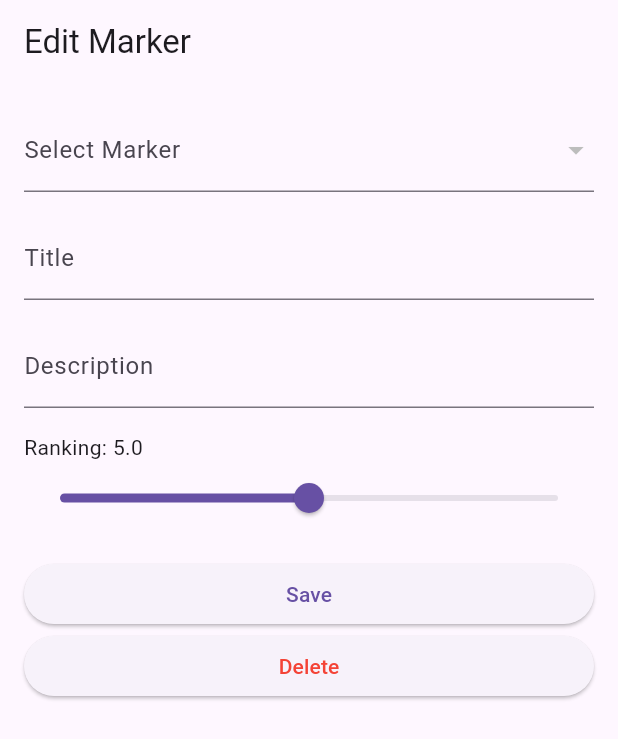
After one commit to lukaskiermeyer/Flutter_TravelIt, a Flutter app: the EditMarkerPage screen opened directly, after a tap on "Save", on a phone screen of 412 x 824 dp. The commit adds this screen. Shown: the top 739 px of the screen. Run offline on Flutter 3.47's test engine with Material 3 defaults, Android fonts, the phone set to English and light mode, and no system bars; our stand-ins replace flutter_map, latlong2; missing offline and left inert: mysql1.

Commit message:
Version 2: Store + Edit Markerinfos
- Edit Marker Seite
  - Befüllen mit gespeicherten Werten, wenn vorhanden
  - Hinzufügen/Ändern der Eingegebenen Werte zu/in Datenbank
  - Löschen Knopf

```diff
--- /dev/null
+++ b/lib/screens/EditMarkerPage.dart
@@ -0,0 +1,232 @@
+import 'dart:convert';
+import 'package:http/http.dart' as http;
+import 'package:flutter/material.dart';
+import 'package:mysql1/mysql1.dart';
+
+class EditMarkerPage extends StatefulWidget {
+
+
+
+  const EditMarkerPage({super.key});
+
+  @override
+  _EditMarkerPageState createState() => _EditMarkerPageState();
+}
+
+class dropDownMarker {
+  final double latitude;
+  final double longitude;
+  final Future<String> formatted;
+  final int id;
+  dropDownMarker(this.latitude, this.longitude, this.formatted, this.id);
+
+}
+
+class _EditMarkerPageState extends State<EditMarkerPage> {
+  late TextEditingController _titleController;
+  late TextEditingController _descriptionController;
+  late double _ranking;
+  late MySqlConnection _conn;
+  late List<dropDownMarker> markers = [];
+  dropDownMarker? _selectedMarker;
+  static const String apiKey = "b95c8ec314774f969029f107534ead70";
+
+
+  @override
+  void initState() {
+    super.initState();
+    _titleController = TextEditingController();
+    _descriptionController = TextEditingController();
+    _ranking = 5.0;
+    _selectedMarker = null;
+    _connectToDatabase();
+  }
+
+
+
+  @override
+  void dispose() {
+    _titleController.dispose();
+    _descriptionController.dispose();
+    super.dispose();
+  }
+
+  Future<String> getCountyName(double lat, double long, String type) async {
+   final url = "https://api.geoapify.com/v1/geocode/reverse?lat=$lat&lon=$long&type=$type&apiKey=$apiKey";
+   final response = await http.get(Uri.parse(url));
+   return jsonDecode(response.body)['features'][0]['properties']['formatted'];
+  }
+
+
+  Future<void> _fillMarkerList() async {
+    markers.clear();
+    final results = await _conn.query('SELECT * FROM markers');
+
+    for (var row in results) {
+      markers.add(
+        dropDownMarker(
+            row[1], row[2], getCountyName(row[1], row[2], "city"), row[0]
+        )
+      );
+    }
+    print("!!!!");
+    print(markers);
+    setState(() {});
+  }
+
+  Future<void> _storeInfosInDatabase() async {
+    if (_selectedMarker != null) {
+      await _conn.query(
+        'UPDATE markers SET title = ?, description = ?, ranking = ? WHERE latitude = ? AND longitude = ?',
+        [
+          _titleController.text,
+          _descriptionController.text,
+          _ranking,
+          _selectedMarker!.latitude,
+          _selectedMarker!.longitude,
+        ],
+      );
+    }
+  }
+
+  Future<void> _connectToDatabase() async {
+    _conn = await MySqlConnection.connect(ConnectionSettings(
+      host: 'sql7.freesqldatabase.com',
+      port: 3306,
+      user: 'sql7712971',
+      db: 'sql7712971',
+      password: 'YnYC9zjPM1',
+    ));
+    _fillMarkerList();
+  }
+
+  Future<void> fillFields() async {
+    if (_selectedMarker != null) {
+      final results = await _conn.query(
+        'SELECT * FROM markers WHERE latitude = ? AND longitude = ?',
+        [_selectedMarker!.latitude, _selectedMarker!.longitude],
+      );
+      if (results.isNotEmpty) {
+        final row = results.first;
+        print("Row data: $row"); // Debugging line to print fetched row
+        setState(() {
+          _titleController.text = row['title'] ?? '';
+          _descriptionController.text = row['description'].toString() ?? '';
+          _ranking = row['ranking'] ?? 5.0;
+        });
+
+        print("Ranking: ${row['ranking']}"); // Debugging line to check ranking
+      } else {
+        setState(() {
+          _titleController.text = '';
+          _descriptionController.text = '';
+          _ranking = 5.0;
+        });
+        print("No data found for the selected marker."); // Debugging line for empty result
+      }
+    }
+  }
+
+
+  @override
+  Widget build(BuildContext context) {
+    return Scaffold(
+      appBar: AppBar(
+        title: const Text('Edit Marker'),
+      ),
+      body: Padding(
+        padding: const EdgeInsets.all(16.0),
+        child: Column(
+          crossAxisAlignment: CrossAxisAlignment.stretch,
+          children: [
+            DropdownButtonFormField<dropDownMarker>(
+              value: _selectedMarker,
+              items: markers
+                  .map((marker) => DropdownMenuItem<dropDownMarker>(
+                value: marker,
+                child: FutureBuilder(
+                  future: marker.formatted,
+                  builder: (context, snapshot) {
+                    if (snapshot.hasData) {
+                      return Text(snapshot.data ?? '');
+                    } else {
+                      return Text('');
+                    }
+                  },
+                ),
+              ))
+                  .toList(),
+              onChanged: (marker) {
+                setState(() {
+                  _selectedMarker = marker;
+                  fillFields();
+                });
+              },
+              decoration: const InputDecoration(
+                labelText: 'Select Marker',
+              ),
+            ),
+            const SizedBox(height: 16.0),
+            TextField(
+              controller: _titleController,
+              decoration: const InputDecoration(
+                labelText: 'Title',
+              ),
+            ),
+            const SizedBox(height: 16.0),
+            TextField(
+              controller: _descriptionController,
+              decoration: const InputDecoration(
+                labelText: 'Description',
+              ),
+            ),
+            const SizedBox(height: 16.0),
+            Text(
+              "Ranking: ${_ranking.toStringAsFixed(1)}",
+            ),
+            Slider(
+              value: _ranking,
+              min: 0.0,
+              max: 10.0,
+              divisions: 100,
+              label: _ranking.toStringAsFixed(1),
+              onChanged: (value) {
+                setState(() {
+                  _ranking = value;
+                });
+              },
+            ),
+            const SizedBox(height: 16.0),
+            ElevatedButton(
+              onPressed: () {
+                _storeInfosInDatabase();
+                Navigator.pushAndRemoveUntil(
+                  context,
+                  MaterialPageRoute(builder: (context) => EditMarkerPage()),
+                      (Route<dynamic> route) => false,
+                );
+              },
+              child: const Text('Save'),
+            ),
+            ElevatedButton(
+              onPressed: () {
+                if (_selectedMarker != null) {
+                  _conn.query(
+                    'DELETE FROM markers WHERE latitude = ? AND longitude = ?',
+                    [_selectedMarker!.latitude, _selectedMarker!.longitude],
+                  );
+                  Navigator.pushAndRemoveUntil(
+                    context,
+                    MaterialPageRoute(builder: (context) => EditMarkerPage()),
+                        (Route<dynamic> route) => false,
+                  );
+                }
+              },
+              child: const Text('Delete', style: TextStyle(color: Colors.red)),
+            ),
+          ],
+        ),
+      ),
+    );
+  }
+}
--- a/pubspec.yaml
+++ b/pubspec.yaml
@@ -38,8 +38,9 @@ dependencies:
   flutter_map: ^7.0.0
   latlong2: ^0.9.1
   google_maps_flutter: ^2.7.0
-  geolocator: ^12.0.0
   mysql1: ^0.19.2
+  http: ^1.2.1
+
 
 dev_dependencies:
   flutter_test:
```
Also changed, not shown: lib/screens/home_screen.dart (+19 -3 lines), pubspec.lock, 3 other files.
